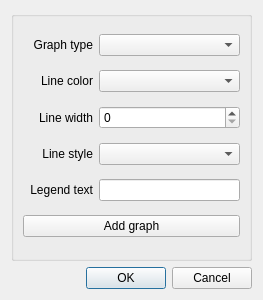
This is test_1/sv_graphparamsdialog.ui in breton75/MAX as Qt 5 draws it before an edit. The edited form follows.
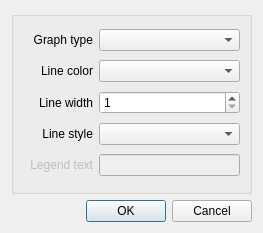
This is the edited form.

```diff
--- a/test_1/sv_graphparamsdialog.ui
+++ b/test_1/sv_graphparamsdialog.ui
@@ -7,7 +7,7 @@
     <x>0</x>
     <y>0</y>
     <width>263</width>
-    <height>300</height>
+    <height>233</height>
    </rect>
   </property>
   <property name="windowTitle">
@@ -93,7 +93,11 @@
          </widget>
         </item>
         <item>
-         <widget class="QComboBox" name="cbLineColor"/>
+         <widget class="QComboBox" name="cbLineColor">
+          <property name="frame">
+           <bool>true</bool>
+          </property>
+         </widget>
         </item>
        </layout>
       </item>
@@ -128,7 +132,14 @@
          </widget>
         </item>
         <item>
-         <widget class="QSpinBox" name="spinLineWidth"/>
+         <widget class="QSpinBox" name="spinLineWidth">
+          <property name="minimum">
+           <number>1</number>
+          </property>
+          <property name="maximum">
+           <number>10</number>
+          </property>
+         </widget>
         </item>
        </layout>
       </item>
@@ -171,6 +182,9 @@
        <layout class="QHBoxLayout" name="horizontalLayout_5">
         <item>
          <widget class="QLabel" name="labelLegendText">
+          <property name="enabled">
+           <bool>false</bool>
+          </property>
           <property name="sizePolicy">
            <sizepolicy hsizetype="Fixed" vsizetype="Preferred">
             <horstretch>0</horstretch>
@@ -198,17 +212,14 @@
          </widget>
         </item>
         <item>
-         <widget class="QLineEdit" name="editLegendText"/>
+         <widget class="QLineEdit" name="editLegendText">
+          <property name="enabled">
+           <bool>false</bool>
+          </property>
+         </widget>
         </item>
        </layout>
       </item>
-      <item>
-       <widget class="QPushButton" name="bnAddGraph">
-        <property name="text">
-         <string>Add graph</string>
-        </property>
-       </widget>
-      </item>
      </layout>
     </widget>
    </item>
```
